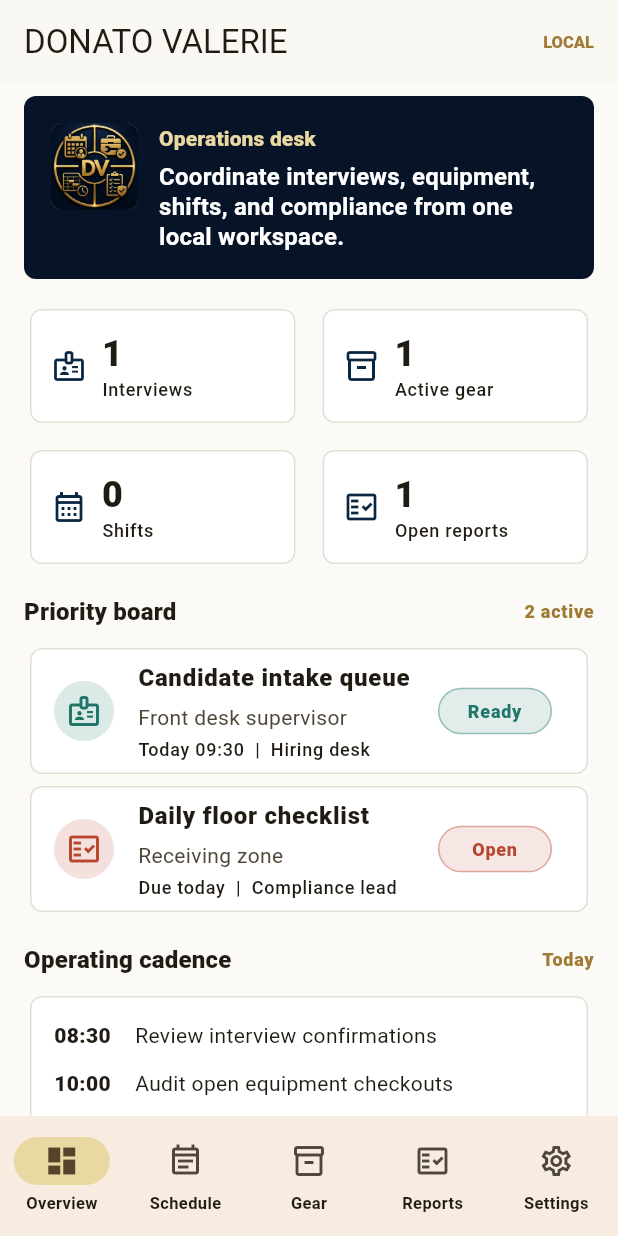
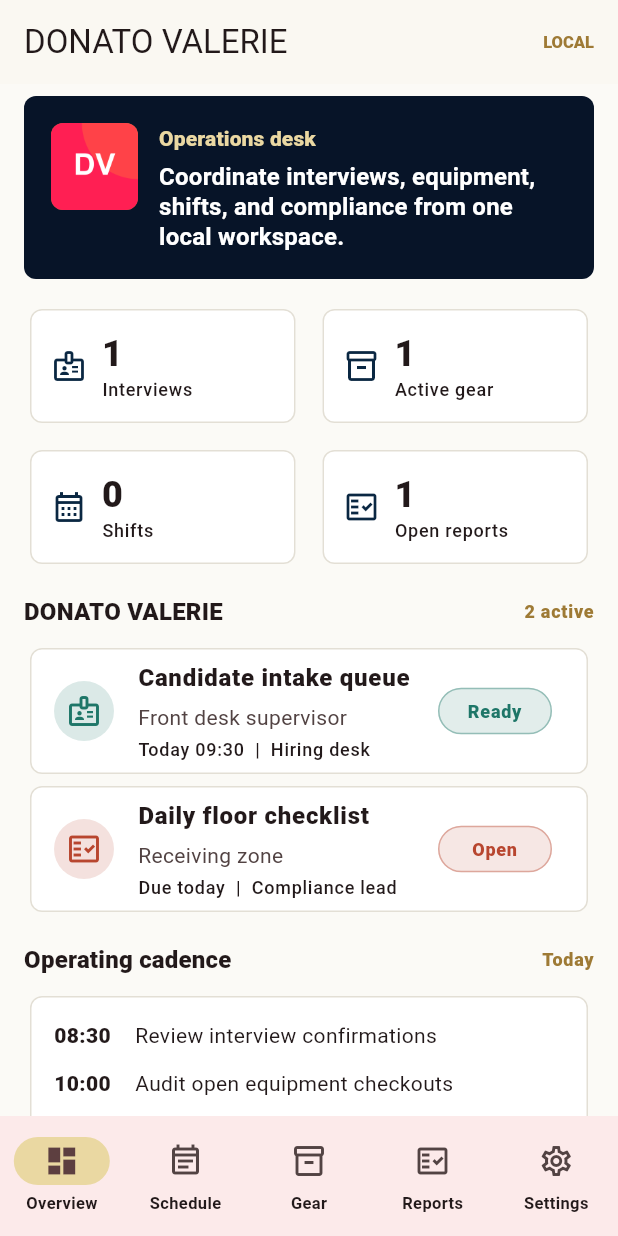
Before and after one commit to EOOrga/68d9d1251299230338fc3f5f, a Flutter app: the screen it shows after launch, on a phone screen of 412 x 824 dp. Run offline on Flutter 3.47's test engine with Material 3 defaults, Android fonts, the phone set to English and light mode, and no system bars; our stand-ins replace shared_preferences.

Commit message:
Create Flutter variant com.igdesigng.donatovalerie

```diff
--- a/lib/main.dart
+++ b/lib/main.dart
@@ -20,7 +20,7 @@ class DonatoValerieApp extends StatelessWidget {
 
   @override
   Widget build(BuildContext context) {
-    const seed = Color(0xFF9E7A35);
+    const seed = Color(0xFFFF1F53);
     final scheme = ColorScheme.fromSeed(
       seedColor: seed,
       brightness: Brightness.light,
@@ -383,7 +383,7 @@ class OverviewPage extends StatelessWidget {
         ),
         const SizedBox(height: 16),
         SectionTitle(
-          title: 'Priority board',
+          title: 'DONATO VALERIE',
           actionText: '${priorities.length} active',
         ),
         if (priorities.isEmpty)
--- a/pubspec.yaml
+++ b/pubspec.yaml
@@ -1,4 +1,4 @@
-name: donato_valerie
+name: donatovalerie
 description: "Local operations workflow app for DONATO VALERIE."
 publish_to: 'none'
 
@@ -28,5 +28,5 @@ flutter_launcher_icons:
   android: true
   ios: false
   image_path: "docs/icon.png"
-  adaptive_icon_background: "#071428"
-  adaptive_icon_foreground: "docs/icon.png"
+  adaptive_icon_background: "#FFCB1F"
+  adaptive_icon_foreground: docs/icon.png
```
Also changed, not shown: docs/icon.png, 12 other files.
